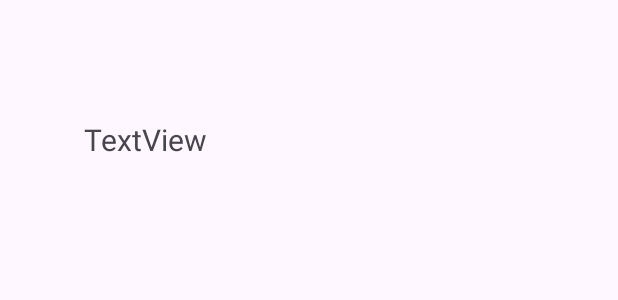
After one commit to christrang/NavMTL-frontend, an Android app: the layout history.xml on its own in the app's theme, with its tools: preview values and no code run, on a phone screen of 412 x 824 dp. The commit adds this screen. Shown: the top 300 px of the screen. Run offline under Robolectric (Android 15) with nearby library versions, the phone set to English and light mode, and no system bars; Roboto replaces fonts that are not available here.

Commit message:
show search history research of user

```diff
--- /dev/null
+++ b/app/src/main/java/com/example/frontend/History.kt
@@ -0,0 +1,6 @@
+package com.example.frontend
+
+data class History (
+    val address : String,
+    val latLng : String
+)
--- /dev/null
+++ b/app/src/main/res/layout/history.xml
@@ -0,0 +1,20 @@
+<?xml version="1.0" encoding="utf-8"?>
+<androidx.constraintlayout.widget.ConstraintLayout xmlns:android="http://schemas.android.com/apk/res/android"
+    xmlns:app="http://schemas.android.com/apk/res-auto"
+    xmlns:tools="http://schemas.android.com/tools"
+    android:layout_width="match_parent"
+    android:layout_height="match_parent">
+
+    <TextView
+        android:id="@+id/historyName"
+        android:layout_width="300dp"
+        android:layout_height="30dp"
+        android:text="TextView"
+        android:textSize="20sp"
+        app:layout_constraintBottom_toBottomOf="parent"
+        app:layout_constraintEnd_toEndOf="parent"
+        app:layout_constraintHorizontal_bias=".5"
+        app:layout_constraintStart_toStartOf="parent"
+        app:layout_constraintTop_toTopOf="parent"
+        app:layout_constraintVertical_bias="0.10" />
+</androidx.constraintlayout.widget.ConstraintLayout>
```
Also changed, not shown: app/src/main/java/com/example/frontend/HistoryRecycleView.kt (+28 -1 lines), app/src/main/java/com/example/frontend/MainActivity.kt (+37 -1 lines), app/src/main/res/layout/activity_menu.xml (+4 -11 lines).
